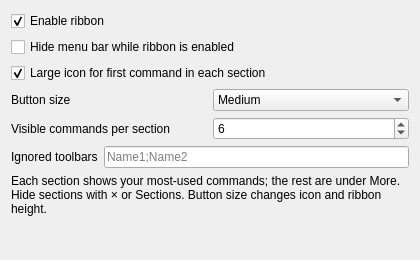
Above: Resources/ui/preferences.ui from robdevtech/NeoRibbon before the change. Below: the same form after it.
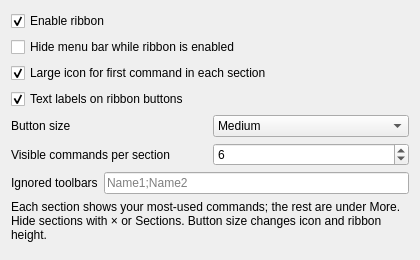
That is the form after the change. Custom widgets are drawn as their Qt base class.

Commit message:
Add button label toggle, dropdown shortcuts, and README screenshots.
Focus-strip labels can be toggled from Tools/prefs while section lists keep text and show shortcuts; clicking the footer (except ×) opens the list.

Diff of the .ui file:
```diff
--- a/Resources/ui/preferences.ui
+++ b/Resources/ui/preferences.ui
@@ -59,6 +59,25 @@
      </property>
     </widget>
    </item>
+   <item>
+    <widget class="Gui::PrefCheckBox" name="checkShowButtonLabels">
+     <property name="text">
+      <string>Text labels on ribbon buttons</string>
+     </property>
+     <property name="checked">
+      <bool>true</bool>
+     </property>
+     <property name="toolTip">
+      <string>When off, the focus strip shows icons only. Section dropdown lists always keep text labels.</string>
+     </property>
+     <property name="prefEntry" stdset="0">
+      <cstring>ShowButtonLabels</cstring>
+     </property>
+     <property name="prefPath" stdset="0">
+      <cstring>Mod/NeoRibbon</cstring>
+     </property>
+    </widget>
+   </item>
    <item>
     <layout class="QHBoxLayout" name="sizeLayout">
      <item>
```
The commit also changes 9 other files.
